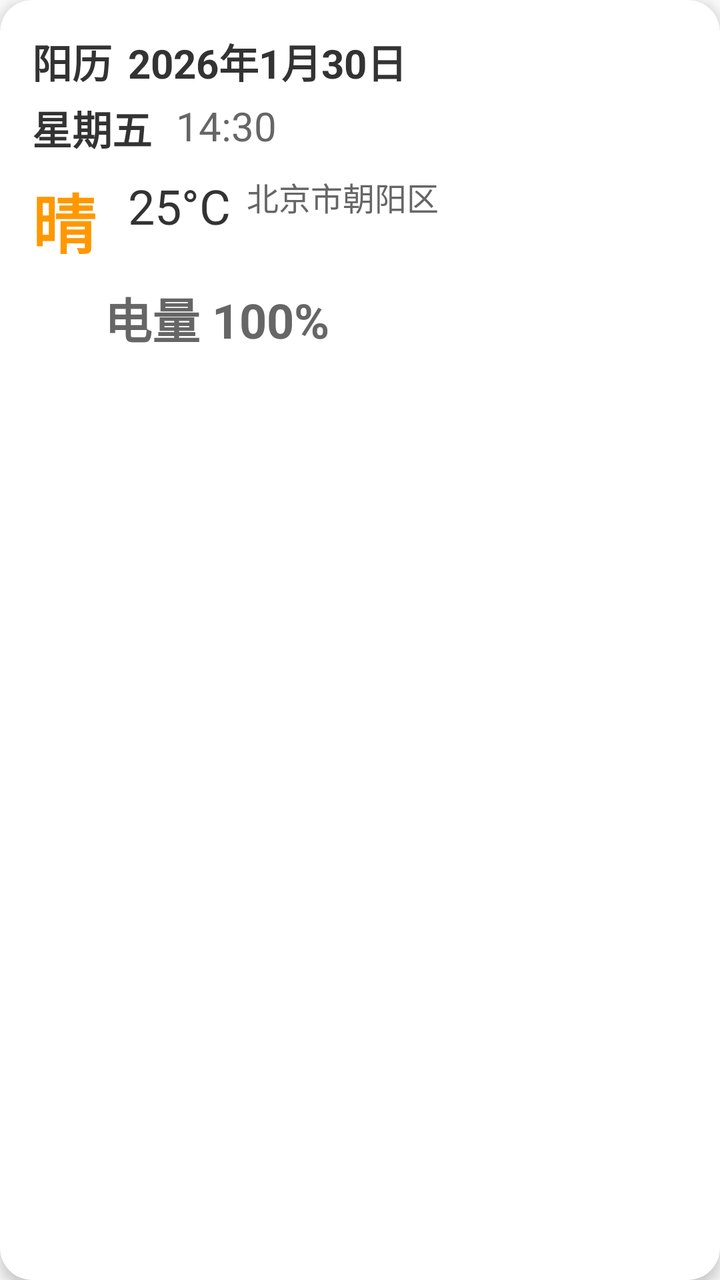
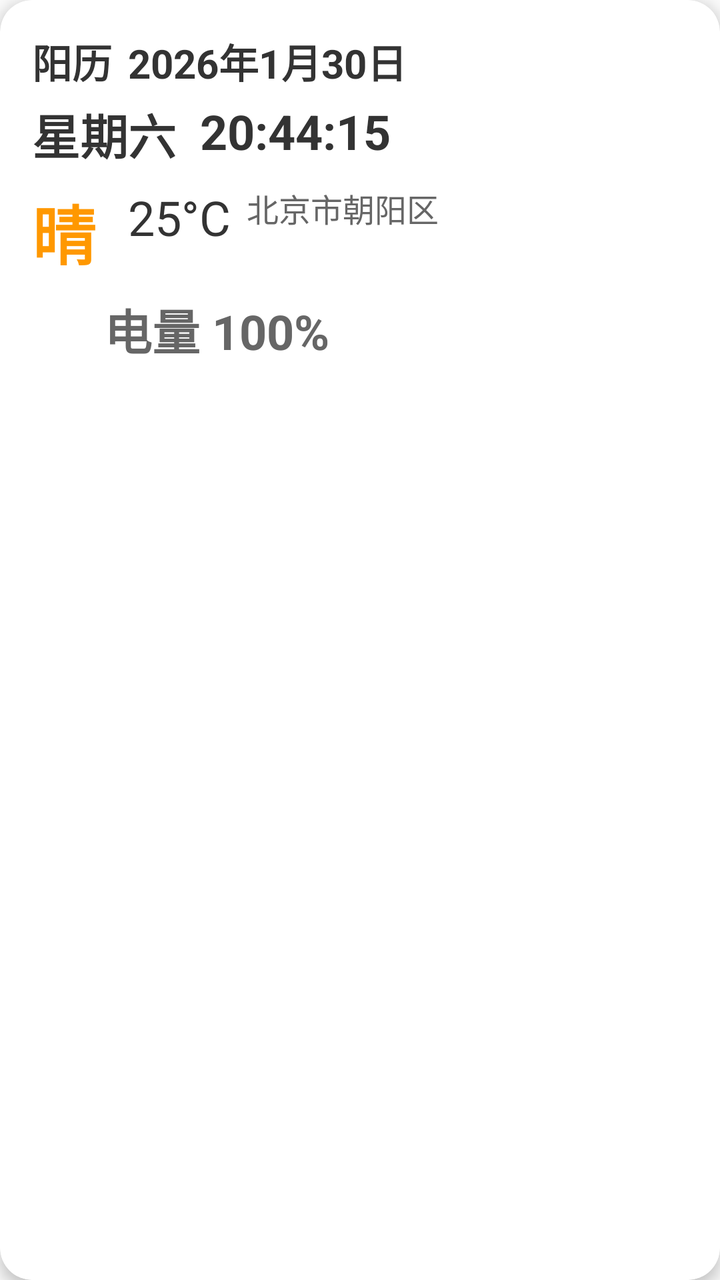

An Android layout rendered at two revisions. The XML below is the earlier revision; the diff shows what the commit changed to produce the second picture.
<!-- AndroidManifest.xml: application theme Theme.AppCompat.Light.NoActionBar -->
<!-- res/layout/weather_calendar_component.xml -->
<?xml version="1.0" encoding="utf-8"?>
<androidx.cardview.widget.CardView xmlns:android="http://schemas.android.com/apk/res/android"
    xmlns:app="http://schemas.android.com/apk/res-auto"
    xmlns:tools="http://schemas.android.com/tools"
    android:id="@+id/weatherCard"
    android:layout_width="match_parent"
    android:layout_height="wrap_content"
    android:clickable="true"
    android:focusable="true"
    app:cardCornerRadius="16dp"
    app:cardElevation="4dp">

    <androidx.constraintlayout.widget.ConstraintLayout
        android:layout_width="match_parent"
        android:layout_height="wrap_content"
        android:padding="16dp">

        <TextView
            android:id="@+id/dateTypeText"
            android:layout_width="wrap_content"
            android:layout_height="wrap_content"
            android:text="阳历"
            android:textColor="#333333"
            android:textSize="20sp"
            android:textStyle="bold"
            app:layout_constraintStart_toStartOf="parent"
            app:layout_constraintTop_toTopOf="parent" />

        <TextView
            android:id="@+id/dateText"
            android:layout_width="wrap_content"
            android:layout_height="wrap_content"
            android:layout_marginStart="8dp"
            android:layout_marginEnd="8dp"
            android:text="2026年1月30日"
            android:textColor="#333333"
            android:textSize="20sp"
            android:textStyle="bold"
            app:layout_constraintStart_toEndOf="@id/dateTypeText"
            app:layout_constraintTop_toTopOf="parent" />

        <TextView
            android:id="@+id/weekText"
            android:layout_width="wrap_content"
            android:layout_height="wrap_content"
            android:layout_marginTop="4dp"
            android:text="星期五"
            android:textColor="#333333"
            android:textSize="20sp"
            android:textStyle="bold"
            app:layout_constraintStart_toStartOf="parent"
            app:layout_constraintTop_toBottomOf="@id/dateText" />

        <TextView
            android:id="@+id/timeText"
            android:layout_width="wrap_content"
            android:layout_height="wrap_content"
            android:layout_marginStart="12dp"
            android:layout_marginTop="4dp"
            android:text="14:30"
            android:textColor="#666666"
            android:textSize="20sp"
            app:layout_constraintStart_toEndOf="@id/weekText"
            app:layout_constraintTop_toBottomOf="@id/dateText" />

        <ImageView
            android:id="@+id/settingsIcon"
            android:layout_width="24dp"
            android:layout_height="24dp"
            android:src="@drawable/ic_settings_gear"
            app:layout_constraintEnd_toEndOf="parent"
            app:layout_constraintBottom_toBottomOf="parent" />

        <TextView
            android:id="@+id/weatherText"
            android:layout_width="wrap_content"
            android:layout_height="wrap_content"
            android:layout_marginTop="8dp"
            android:text="晴"
            android:textColor="#FF9800"
            android:textSize="32sp"
            android:textStyle="bold"
            app:layout_constraintStart_toStartOf="parent"
            app:layout_constraintTop_toBottomOf="@id/weekText" />

        <TextView
            android:id="@+id/temperatureText"
            android:layout_width="wrap_content"
            android:layout_height="wrap_content"
            android:layout_marginStart="16dp"
            android:layout_marginTop="8dp"
            android:text="25°C"
            android:textColor="#333333"
            android:textSize="24sp"
            app:layout_constraintStart_toEndOf="@id/weatherText"
            app:layout_constraintTop_toBottomOf="@id/weekText" />

        <TextView
            android:id="@+id/locationText"
            android:layout_width="wrap_content"
            android:layout_height="wrap_content"
            android:layout_marginStart="8dp"
            android:layout_marginTop="8dp"
            android:ellipsize="end"
            android:maxLines="1"
            android:text="北京市朝阳区"
            android:textColor="#666666"
            android:textSize="16sp"
            app:layout_constraintEnd_toEndOf="parent"
            app:layout_constraintHorizontal_bias="0.0"
            app:layout_constraintStart_toEndOf="@id/temperatureText"
            app:layout_constraintTop_toBottomOf="@id/weekText"
            app:layout_constraintWidth_default="wrap" />

        <LinearLayout
            android:id="@+id/batteryContainer"
            android:layout_width="wrap_content"
            android:layout_height="wrap_content"
            android:layout_marginTop="8dp"
            android:gravity="center_vertical"
            android:orientation="horizontal"
            app:layout_constraintStart_toStartOf="parent"
            app:layout_constraintTop_toBottomOf="@id/weatherText">

            <ImageView
                android:id="@+id/batteryIcon"
                android:layout_width="28dp"
                android:layout_height="28dp"
                android:src="@drawable/ic_battery_status" />

            <TextView
                android:id="@+id/weatherDetailText"
                android:layout_width="wrap_content"
                android:layout_height="wrap_content"
                android:layout_marginStart="8dp"
                android:text="电量 100%"
                android:textColor="#666666"
                android:textSize="24sp"
                android:textStyle="bold" />

        </LinearLayout>


    </androidx.constraintlayout.widget.ConstraintLayout>

</androidx.cardview.widget.CardView>
<!-- resources referenced by this layout -->
<resources>

</resources>

<!-- the commit's change to res/layout/weather_calendar_component.xml (unified diff, before → after) -->
@@ -44,9 +44,9 @@
             android:layout_width="wrap_content"
             android:layout_height="wrap_content"
             android:layout_marginTop="4dp"
-            android:text="星期五"
+            android:text="星期六"
             android:textColor="#333333"
-            android:textSize="20sp"
+            android:textSize="24sp"
             android:textStyle="bold"
             app:layout_constraintStart_toStartOf="parent"
             app:layout_constraintTop_toBottomOf="@id/dateText" />
@@ -57,9 +57,10 @@
             android:layout_height="wrap_content"
             android:layout_marginStart="12dp"
             android:layout_marginTop="4dp"
-            android:text="14:30"
-            android:textColor="#666666"
-            android:textSize="20sp"
+            android:text="20:44:15"
+            android:textColor="#333333"
+            android:textSize="24sp"
+            android:textStyle="bold"
             app:layout_constraintStart_toEndOf="@id/weekText"
             app:layout_constraintTop_toBottomOf="@id/dateText" />
 
